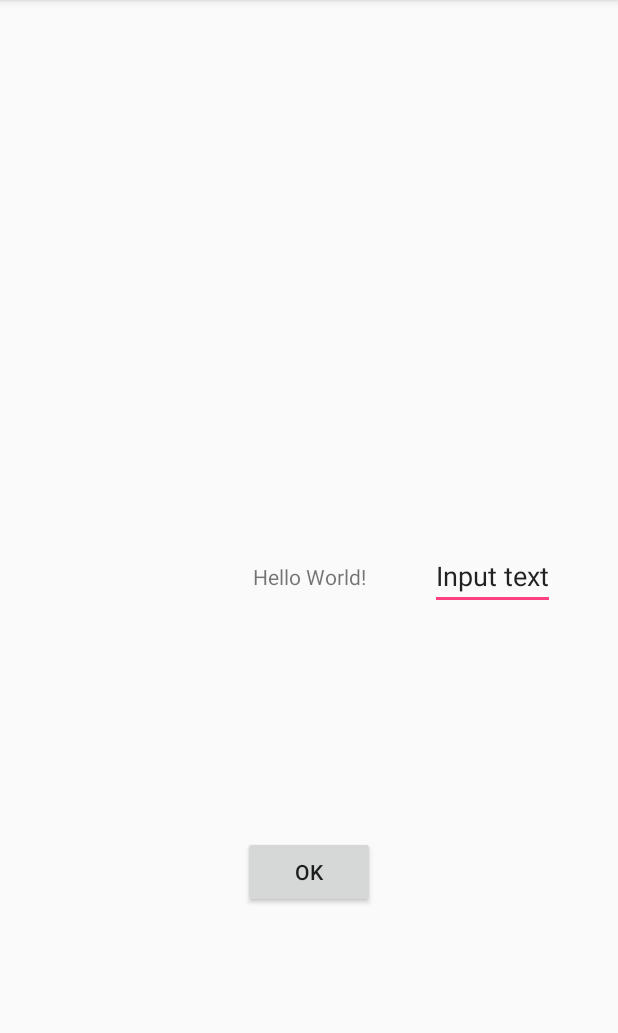
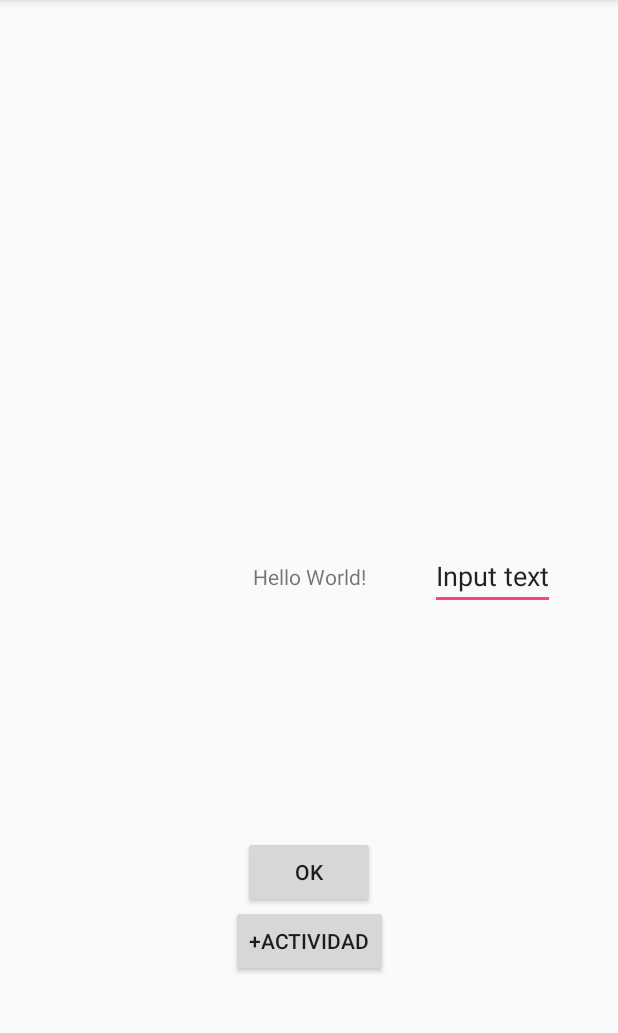
Before and after one commit to hugo-chavar/TDP1_pruebas, an Android app: the screen it shows after launch (MainActivity), on a phone screen of 412 x 824 dp, the part 84-1117 px from its top. Run offline under Robolectric (Android 15) with nearby library versions, the phone set to English and light mode, and no system bars.

Commit message:
Agrego un boton que lleva a una activity para agregar actividades

```diff
--- a/app/src/main/java/com/example/nfc/tdp1_app_prueba/MainActivity.java
+++ b/app/src/main/java/com/example/nfc/tdp1_app_prueba/MainActivity.java
@@ -25,4 +25,9 @@ public class MainActivity extends AppCompatActivity {
         intent.putExtra(EXTRA_MESSAGE, message);
         startActivity(intent);
     }
+
+    public void irAAgregarActividad(View view) {
+        Intent intent = new Intent(this, AgregarActividadActivity.class);
+        startActivity(intent);
+    }
 }
--- a/app/src/main/res/layout/activity_main.xml
+++ b/app/src/main/res/layout/activity_main.xml
@@ -43,4 +43,19 @@
         app:layout_constraintTop_toBottomOf="@+id/textView"
         android:onClick="se_clickeo"/>
 
+    <Button
+        android:id="@+id/agregar_actividad_button"
+        android:layout_width="wrap_content"
+        android:layout_height="wrap_content"
+        android:text="+Actividad"
+        app:layout_constraintBottom_toBottomOf="parent"
+        android:layout_marginBottom="8dp"
+        android:layout_marginRight="8dp"
+        app:layout_constraintRight_toRightOf="parent"
+        android:layout_marginLeft="8dp"
+        app:layout_constraintLeft_toLeftOf="parent"
+        android:layout_marginTop="100dp"
+        app:layout_constraintTop_toBottomOf="@+id/textView"
+        android:onClick="irAAgregarActividad"/>
+
 </android.support.constraint.ConstraintLayout>
```
